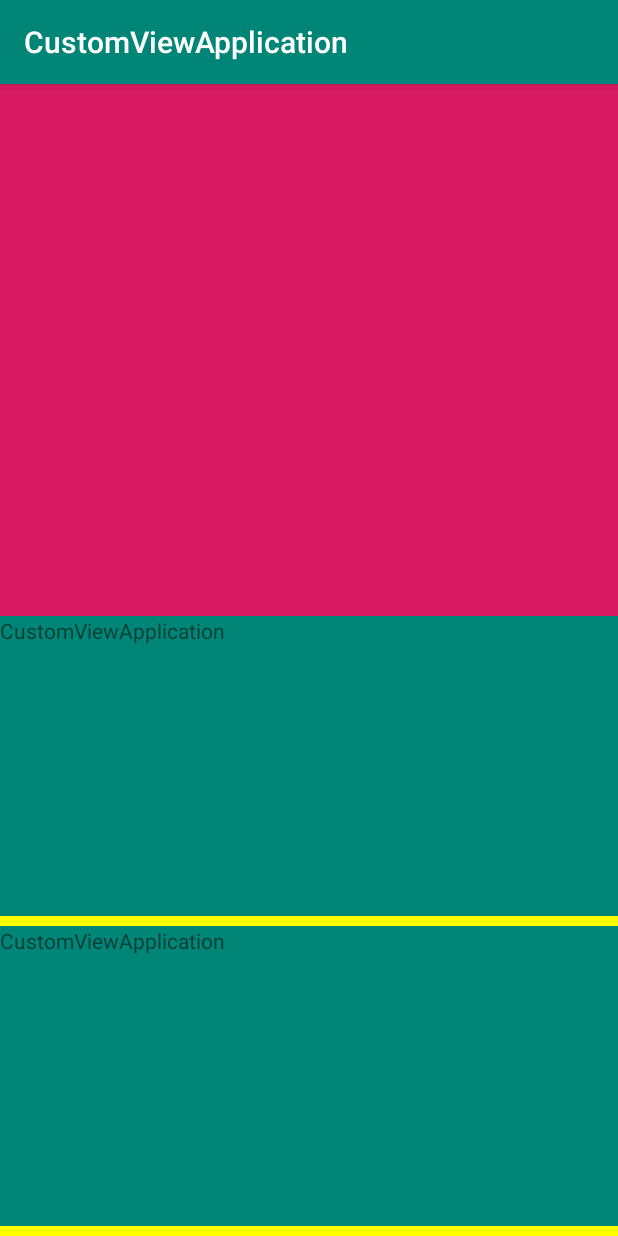
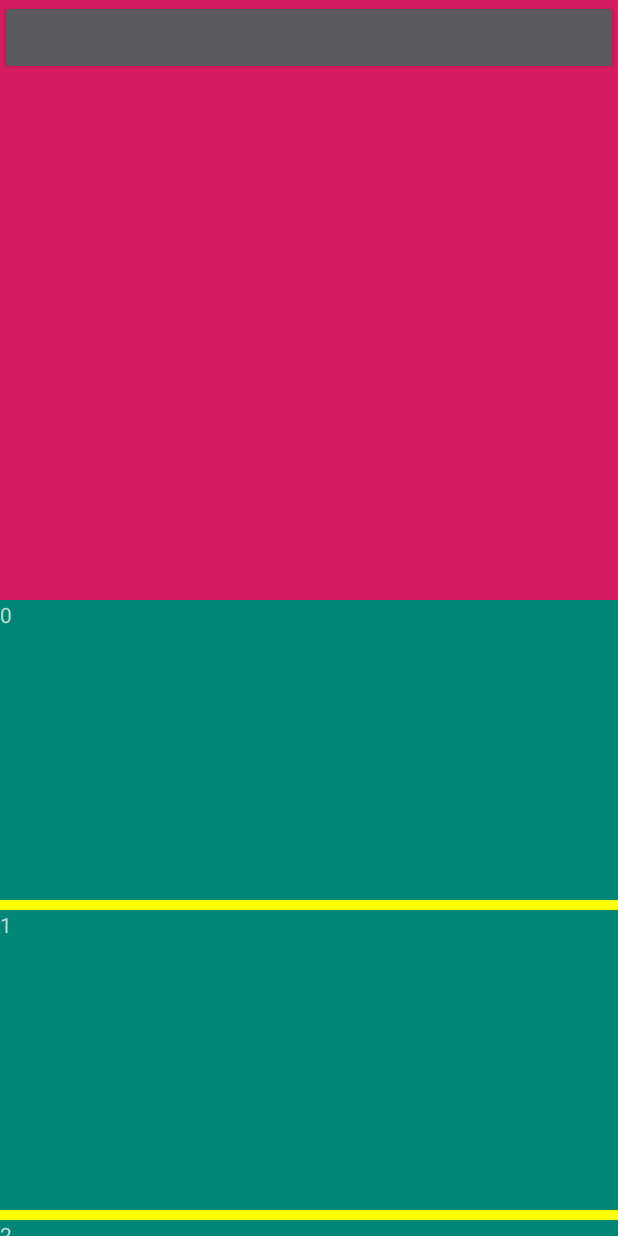
Before and after one commit to kgbky/CustomViewDemo, an Android app: the NestedSlidingActivity screen opened directly, with no data from a screen before it, on a phone screen of 412 x 824 dp. Run offline under Robolectric (Android 15) with nearby library versions, the phone set to English and light mode, and no system bars.

Commit message:
通过事件分发机制，实现简易的嵌套滑动

```diff
--- a/app/src/main/java/com/example/customviewapplication/NestedSlidingActivity.java
+++ b/app/src/main/java/com/example/customviewapplication/NestedSlidingActivity.java
@@ -1,10 +1,14 @@
 package com.example.customviewapplication;
 
+import static android.graphics.Paint.Style.FILL;
+
+import android.content.res.Resources;
 import android.graphics.Canvas;
 import android.graphics.Color;
 import android.graphics.Paint;
 import android.graphics.Rect;
 import android.os.Bundle;
+import android.util.TypedValue;
 import android.view.View;
 import android.view.ViewGroup;
 import android.widget.TextView;
@@ -13,8 +17,6 @@ import androidx.annotation.NonNull;
 import androidx.appcompat.app.AppCompatActivity;
 import androidx.recyclerview.widget.LinearLayoutManager;
 import androidx.recyclerview.widget.RecyclerView;
-
-import static android.graphics.Paint.Style.FILL;
 
 public class NestedSlidingActivity extends AppCompatActivity {
 
@@ -33,14 +35,13 @@ public class NestedSlidingActivity extends AppCompatActivity {
                 TextView tv = new TextView(parent.getContext());
                 tv.setLayoutParams(new RecyclerView.LayoutParams(
                         RecyclerView.LayoutParams.MATCH_PARENT, 300));
-                tv.setText(R.string.app_name);
                 tv.setBackgroundResource(R.color.colorPrimary);
                 return new ViewHolder(tv);
             }
 
             @Override
             public void onBindViewHolder(@NonNull ViewHolder holder, int position) {
-
+                holder.tv.setText(position + "");
             }
 
             @Override
@@ -86,12 +87,27 @@ public class NestedSlidingActivity extends AppCompatActivity {
         });
         recyclerView.setAdapter(listAdapter);
     }
+
+    public void test(View view) {
+        float dip = 400;
+        Resources r = getResources();
+        float px = TypedValue.applyDimension(
+                TypedValue.COMPLEX_UNIT_DIP,
+                dip,
+                r.getDisplayMetrics()
+        );
+        //Translation参数；正数view会向下移动，负数向上移动
+        findViewById(R.id.root).setTranslationY(-px);
+    }
 }
 
 class ViewHolder extends RecyclerView.ViewHolder {
 
+    TextView tv;
+
     public ViewHolder(@NonNull View itemView) {
         super(itemView);
+        tv = (TextView) itemView;
     }
 
 }
--- a/app/src/main/res/layout/activity_nested_sliding.xml
+++ b/app/src/main/res/layout/activity_nested_sliding.xml
@@ -1,25 +1,29 @@
 <?xml version="1.0" encoding="utf-8"?>
 <com.example.customviewapplication.MyScrollView xmlns:android="http://schemas.android.com/apk/res/android"
     xmlns:tools="http://schemas.android.com/tools"
+    android:id="@+id/root"
     android:layout_width="match_parent"
     android:layout_height="match_parent"
+    android:orientation="vertical"
+    android:overScrollMode="never"
     tools:context=".NestedSlidingActivity">
 
     <LinearLayout
+        android:id="@+id/iv_image"
         android:layout_width="match_parent"
-        android:layout_height="wrap_content"
+        android:layout_height="400dp"
+        android:background="@color/colorAccent"
         android:orientation="vertical">
 
-        <ImageView
-            android:id="@+id/iv_image"
+        <Button
             android:layout_width="match_parent"
-            android:layout_height="400dp"
-            android:background="@color/colorAccent" />
-
-        <androidx.recyclerview.widget.RecyclerView
-            android:id="@+id/recyclerView"
-            android:layout_width="match_parent"
-            android:layout_height="wrap_content" />
+            android:layout_height="50dp"
+            android:onClick="test" />
     </LinearLayout>
 
+    <androidx.recyclerview.widget.RecyclerView
+        android:id="@+id/recyclerView"
+        android:layout_width="match_parent"
+        android:layout_height="wrap_content" />
+
 </com.example.customviewapplication.MyScrollView>
```
Also changed, not shown: app/src/main/AndroidManifest.xml (+6 -2 lines), app/src/main/java/com/example/customviewapplication/MyScrollView.java (+72 -40 lines).
